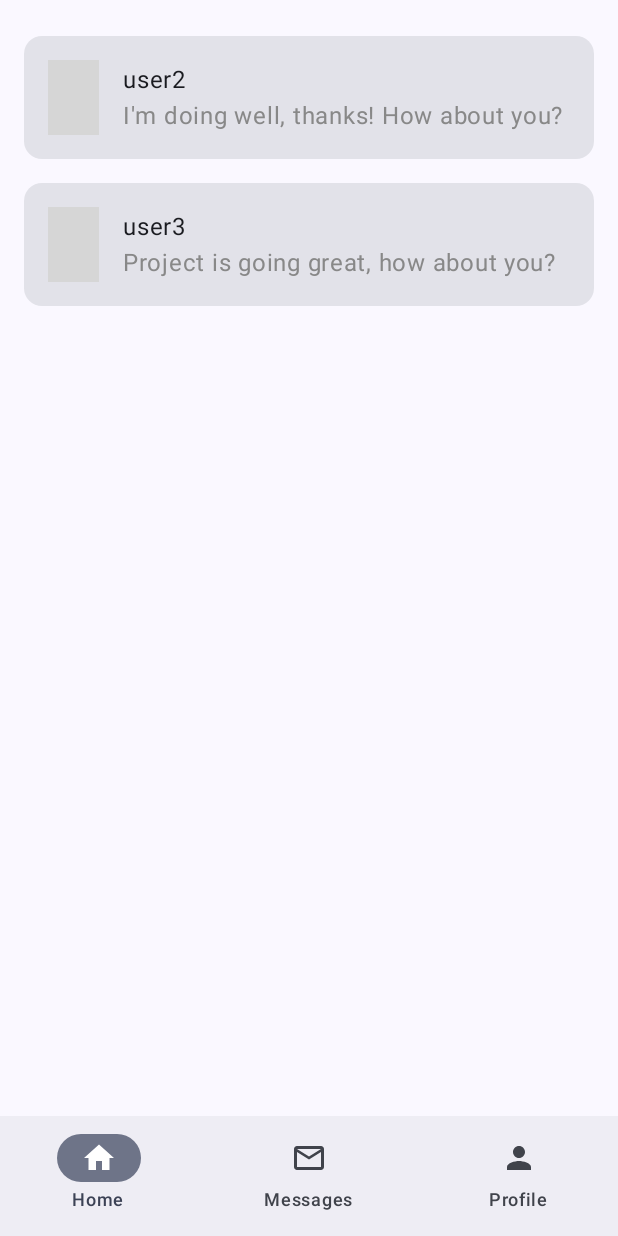
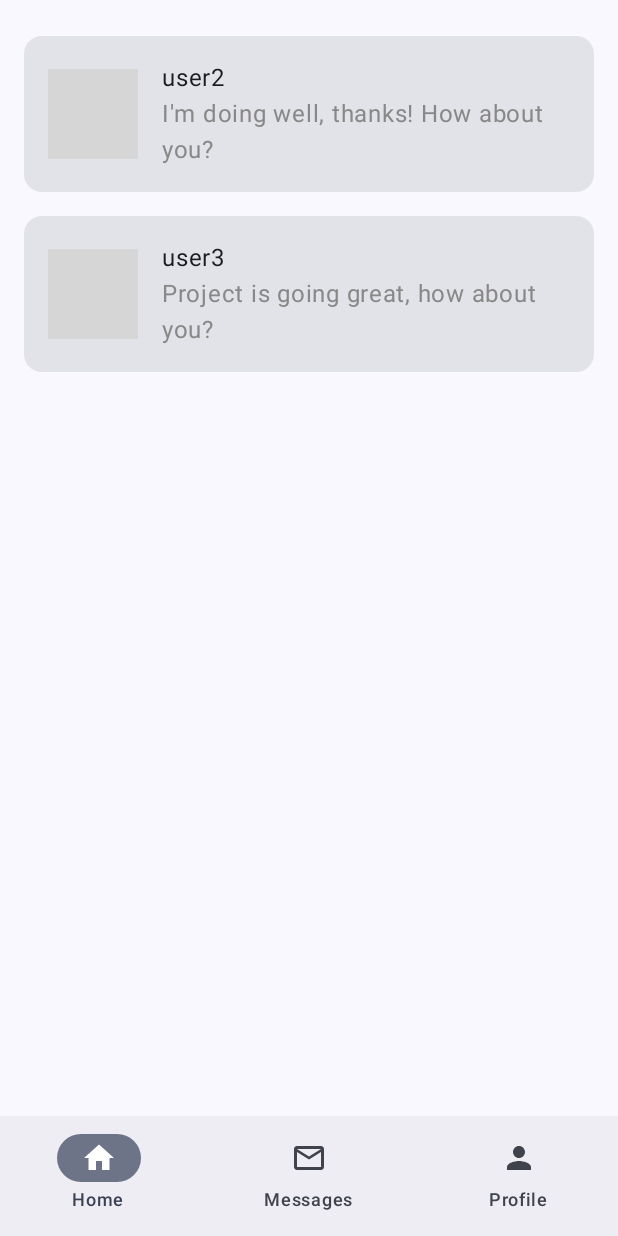
Before and after one commit to kulmixip/FurryWalk, an Android app built with Jetpack Compose: the AllMessagesScreen screen opened through its navigation route, on a phone screen of 412 x 824 dp. Run offline under Robolectric (Android 15) with nearby library versions, the phone set to English and light mode, and no system bars; pictures from the network do not load; grey boxes are pictures that could not be loaded.

Commit message:
testing messages

```diff
--- a/app/src/main/java/com/example/composeproject/data/ConfigViewModel.kt
+++ b/app/src/main/java/com/example/composeproject/data/ConfigViewModel.kt
@@ -35,10 +35,11 @@ class ConfigViewModel : ViewModel() {
             userId = userId,
             dogId = dogId,
             user2Id = user2Id,
-            user2IdImage = user2IdImage, // Added user2IdImage field
+            user2IdImage = user2IdImage,
             messages = messages
         )
         conversations.add(newConversation)
+        // addMessageToConversation(conversationId, Message)
     }
 
     // Add Message to list depending on conversationId
--- a/app/src/main/java/com/example/composeproject/screens/AllMessagesScreen.kt
+++ b/app/src/main/java/com/example/composeproject/screens/AllMessagesScreen.kt
@@ -3,9 +3,11 @@ package com.example.composeproject.screens
 import android.os.Build
 import androidx.annotation.RequiresApi
 import androidx.compose.foundation.Image
+import androidx.compose.foundation.border
 import androidx.compose.foundation.layout.*
 import androidx.compose.foundation.lazy.LazyColumn
 import androidx.compose.foundation.lazy.items
+import androidx.compose.foundation.shape.CircleShape
 import androidx.compose.material.icons.Icons
 import androidx.compose.material.icons.filled.Person
 import androidx.compose.material3.Card
@@ -14,11 +16,15 @@ import androidx.compose.material3.Text
 import androidx.compose.runtime.Composable
 import androidx.compose.ui.Alignment
 import androidx.compose.ui.Modifier
+import androidx.compose.ui.draw.clip
 import androidx.compose.ui.graphics.Color
 import androidx.compose.ui.layout.ContentScale
+import androidx.compose.ui.platform.LocalContext
 import androidx.compose.ui.unit.dp
 import androidx.navigation.NavHostController
+import coil.compose.rememberAsyncImagePainter
 import coil.compose.rememberImagePainter
+import coil.request.ImageRequest
 import com.example.composeproject.data.ConfigViewModel
 
 
@@ -34,9 +40,6 @@ fun AllMessagesScreen(navController: NavHostController, viewModel: ConfigViewMod
         contentPadding = PaddingValues(16.dp)
     ) {
         items(conversations) { conversation ->
-            val imagePainter = rememberImagePainter(
-                conversation.user2IdImage,
-            )
 
             // Card for each conversation
             // Add onclick for navigation
@@ -54,13 +57,20 @@ fun AllMessagesScreen(navController: NavHostController, viewModel: ConfigViewMod
 
                     // Image of who the conversation is with
                     Image(
-                        painter = imagePainter,
-                        contentDescription = "User Image",
+                        painter = rememberAsyncImagePainter(
+                            model = ImageRequest.Builder(LocalContext.current)
+                                .data(conversation.user2IdImage.ifEmpty { "https://biljard.catchmedia.no/files/furrywalk/images.jpg" })
+                                .build()
+                        ),
+                        contentDescription = "Profile Picture",
+                        contentScale = ContentScale.Crop,
                         modifier = Modifier
-                            .size(50.dp) // Set the size of the image
-                            .padding(end = 16.dp),
-                        contentScale = ContentScale.Crop // Crop the image to fit the size
+                            .size(60.dp)
+                            .clip(CircleShape)
+                            .border(2.dp, Color.Gray, CircleShape)
                     )
+
+                    Spacer(modifier = Modifier.width(16.dp))
 
                     Column(
                         modifier = Modifier.weight(1f)
```
